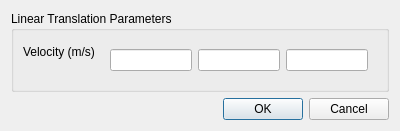
xupeiwust/baram, file baramFlow/view/setup/dynamic_mesh/motion_functions/linear_translation_dialog.ui: the form before one commit.
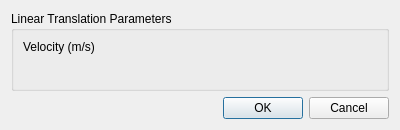
The form after the commit. Custom widgets are drawn as their Qt base class.

Commit message: Vector is used for vector inputs

Patch:
```diff
--- a/baramFlow/view/setup/dynamic_mesh/motion_functions/linear_translation_dialog.ui
+++ b/baramFlow/view/setup/dynamic_mesh/motion_functions/linear_translation_dialog.ui
@@ -28,19 +28,7 @@
        </widget>
       </item>
       <item row="0" column="1">
-       <widget class="QWidget" name="velocityWidget" native="true">
-        <layout class="QHBoxLayout" name="velocityLayout">
-         <item>
-          <widget class="QLineEdit" name="velocityX"/>
-         </item>
-         <item>
-          <widget class="QLineEdit" name="velocityY"/>
-         </item>
-         <item>
-          <widget class="QLineEdit" name="velocityZ"/>
-         </item>
-        </layout>
-       </widget>
+       <widget class="VectorWidget" name="velocity"/>
       </item>
      </layout>
     </widget>
@@ -54,6 +42,13 @@
    </item>
   </layout>
  </widget>
+ <customwidgets>
+  <customwidget>
+   <class>VectorWidget</class>
+   <extends>QWidget</extends>
+   <header>baramFlow.view.widgets.vector_widget</header>
+  </customwidget>
+ </customwidgets>
  <resources/>
  <connections/>
 </ui>
```
The commit also changes 26 other files.
